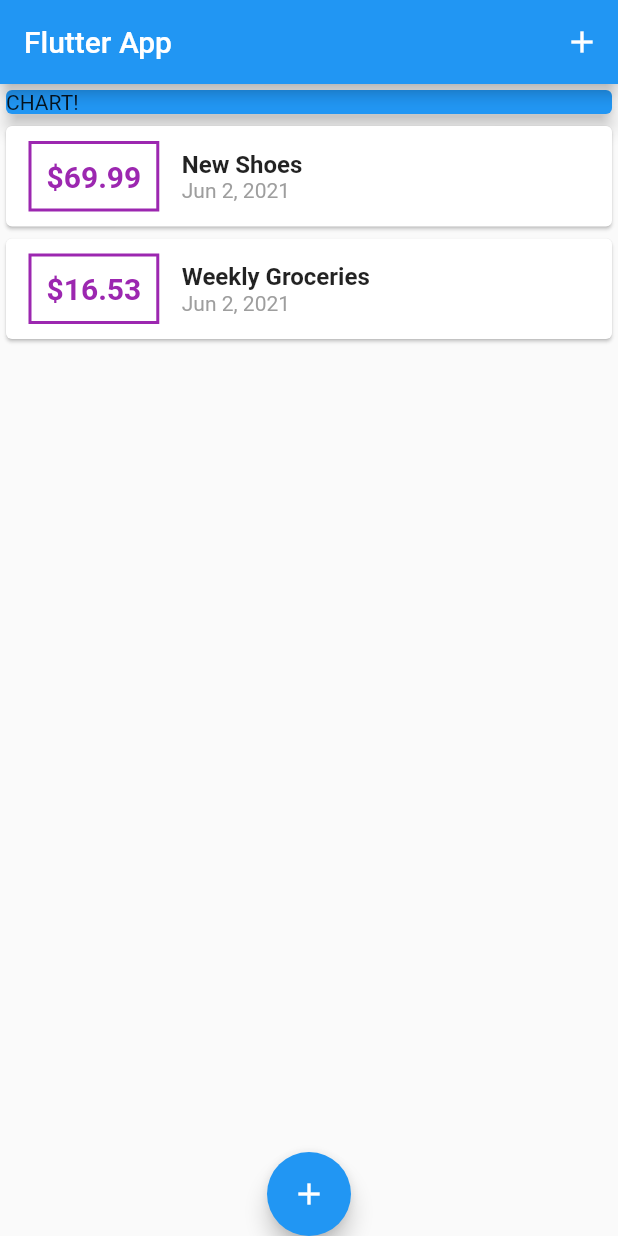
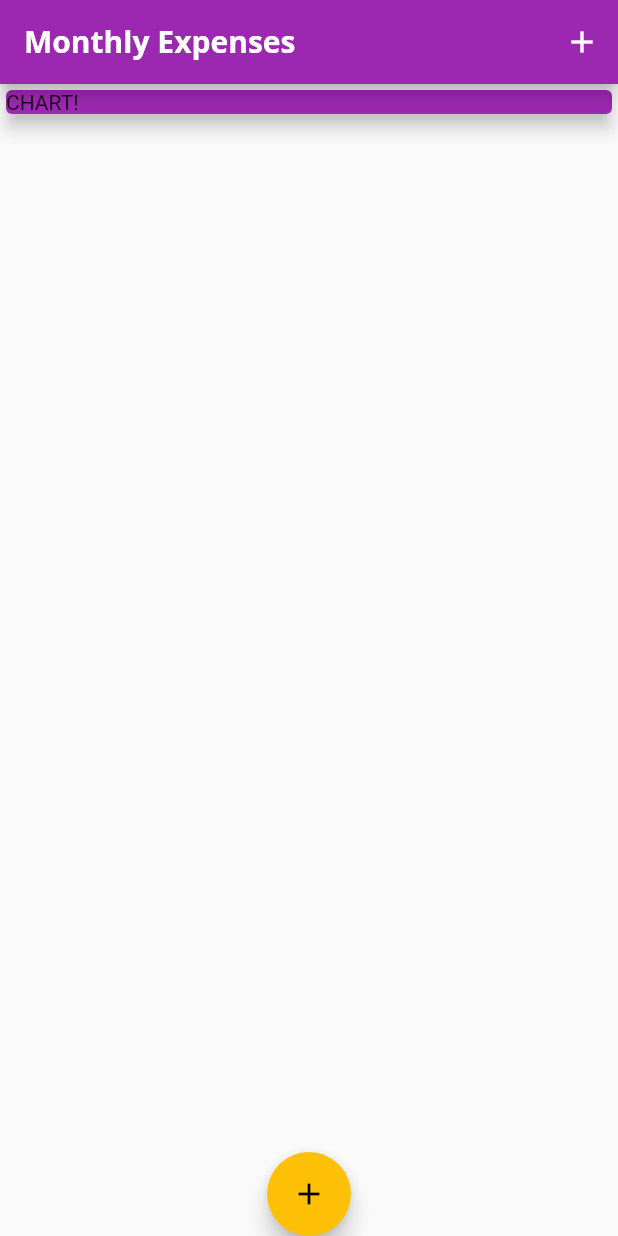
Before and after one commit to kshitizsaxena22/TRACKER, a Flutter app: the screen it shows after launch, on a phone screen of 412 x 824 dp. Run offline on Flutter 3.47's test engine with Material 2 defaults, Android fonts, the phone set to English and light mode, and no system bars.

Commit message:
Adding custom fonts and themes

```diff
--- a/lib/main.dart
+++ b/lib/main.dart
@@ -10,7 +10,26 @@ class MyApp extends StatelessWidget {
   @override
   Widget build(BuildContext context) {
     return MaterialApp(
-      title: 'Flutter App',
+      title: 'Monthly Expenses',
+      theme: ThemeData(
+          primarySwatch: Colors.purple,
+          accentColor: Colors.amber,
+          fontFamily: 'Quicksand',
+          textTheme: ThemeData.light().textTheme.copyWith(
+                  headline6: TextStyle(
+                fontFamily: 'OpenSans',
+                fontWeight: FontWeight.bold,
+                fontSize: 18,
+              )),
+          appBarTheme: AppBarTheme(
+            textTheme: ThemeData.light().textTheme.copyWith(
+                  headline6: TextStyle(
+                    fontFamily: 'OpenSans',
+                    fontSize: 20,
+                    fontWeight: FontWeight.bold,
+                  ),
+                ),
+          )),
       home: MyHomePage(),
     );
   }
@@ -25,18 +44,18 @@ class MyHomePage extends StatefulWidget {
 
 class _MyHomePageState extends State<MyHomePage> {
   final List<Transaction> _userTransactions = [
-    Transaction(
-      id: 't1',
-      title: 'New Shoes',
-      amount: 69.99,
-      date: DateTime.now(),
-    ),
-    Transaction(
-      id: 't2',
-      title: 'Weekly Groceries',
-      amount: 16.53,
-      date: DateTime.now(),
-    ),
+    //   Transaction(
+    //     id: 't1',
+    //     title: 'New Shoes',
+    //     amount: 69.99,
+    //     date: DateTime.now(),
+    //   ),
+    //   Transaction(
+    //     id: 't2',
+    //     title: 'Weekly Groceries',
+    //     amount: 16.53,
+    //     date: DateTime.now(),
+    //   ),
   ];
 
   void _addNewTransaction(String txTitle, double txAmount) {
@@ -69,7 +88,7 @@ class _MyHomePageState extends State<MyHomePage> {
   Widget build(BuildContext context) {
     return Scaffold(
       appBar: AppBar(
-        title: Text('Flutter App'),
+        title: Text('Monthly Expenses'),
         actions: <Widget>[
           IconButton(
             onPressed: () => _startAddNewTransaction(context),
@@ -85,7 +104,7 @@ class _MyHomePageState extends State<MyHomePage> {
             Container(
               width: double.infinity,
               child: Card(
-                color: Colors.blue,
+                color: Theme.of(context).primaryColor,
                 child: Text('CHART!'),
                 elevation: 5,
               ),
--- a/lib/widgets/new_transaction.dart
+++ b/lib/widgets/new_transaction.dart
@@ -25,6 +25,7 @@ class _NewTransactionState extends State<NewTransaction> {
       enteredTitle,
       enteredAmount,
     );
+    Navigator.of(context).pop();
   }
 
   @override
--- a/lib/widgets/transaction_list.dart
+++ b/lib/widgets/transaction_list.dart
@@ -24,7 +24,7 @@ class TransactionList extends StatelessWidget {
                   ),
                   decoration: BoxDecoration(
                     border: Border.all(
-                      color: Colors.purple,
+                      color: Theme.of(context).primaryColor,
                       width: 2,
                     ),
                   ),
@@ -34,7 +34,7 @@ class TransactionList extends StatelessWidget {
                     style: TextStyle(
                       fontWeight: FontWeight.bold,
                       fontSize: 20,
-                      color: Colors.purple,
+                      color: Theme.of(context).primaryColor,
                     ),
                   ),
                 ),
@@ -43,10 +43,7 @@ class TransactionList extends StatelessWidget {
                   children: <Widget>[
                     Text(
                       transactions[index].title,
-                      style: TextStyle(
-                        fontSize: 16,
-                        fontWeight: FontWeight.bold,
-                      ),
+                      style: Theme.of(context).textTheme.headline6,
                     ),
                     Text(
                       DateFormat.yMMMd().format(transactions[index].date),
```
Also changed, not shown: pubspec.yaml (+12 -7 lines), assets/fonts/OpenSans-Bold.ttf (added), assets/fonts/OpenSans-Regular.ttf (added), assets/fonts/Quicksand-Bold.ttf (added), assets/fonts/Quicksand-Light.ttf (added), assets/fonts/Quicksand-Medium.ttf (added), assets/fonts/Quicksand-Regular.ttf (added).
